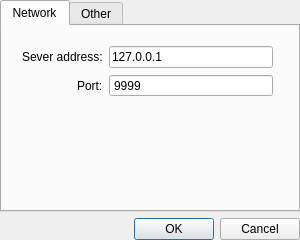
Old version of the form client/Ui_SettingsDialog.ui in the repository liuqun/my_pyqt5_project.
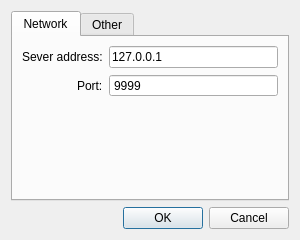
New version of the form.

Commit message: 简化SettingsDialog的layout结构

Patch:
```diff
--- a/client/Ui_SettingsDialog.ui
+++ b/client/Ui_SettingsDialog.ui
@@ -13,19 +13,7 @@
   <property name="windowTitle">
    <string>Settings</string>
   </property>
-  <widget class="QWidget" name="verticalLayoutWidget">
-   <property name="geometry">
-    <rect>
-     <x>0</x>
-     <y>0</y>
-     <width>300</width>
-     <height>240</height>
-    </rect>
-   </property>
    <layout class="QVBoxLayout" name="verticalLayout">
-    <property name="sizeConstraint">
-     <enum>QLayout::SetMaximumSize</enum>
-    </property>
     <item>
      <widget class="QTabWidget" name="tabWidget">
       <property name="currentIndex">
@@ -41,15 +29,8 @@
        <attribute name="title">
         <string>Network</string>
        </attribute>
-       <widget class="QWidget" name="formLayoutWidget">
-        <property name="geometry">
-         <rect>
-          <x>20</x>
-          <y>20</y>
-          <width>251</width>
-          <height>151</height>
-         </rect>
-        </property>
+      <layout class="QGridLayout" name="gridLayout">
+       <item row="0" column="0">
         <layout class="QFormLayout" name="formLayout">
          <property name="labelAlignment">
           <set>Qt::AlignRight|Qt::AlignTrailing|Qt::AlignVCenter</set>
@@ -95,7 +76,8 @@
           </widget>
          </item>
         </layout>
-       </widget>
+       </item>
+      </layout>
       </widget>
       <widget class="QWidget" name="tabOtherSettings">
        <attribute name="title">
@@ -115,7 +97,6 @@
      </widget>
     </item>
    </layout>
-  </widget>
  </widget>
  <resources/>
  <connections/>
```
Left out of the diff: 3 changed lines with no effect on the pictures. Lines whose indentation alone changed are shown as unchanged.
